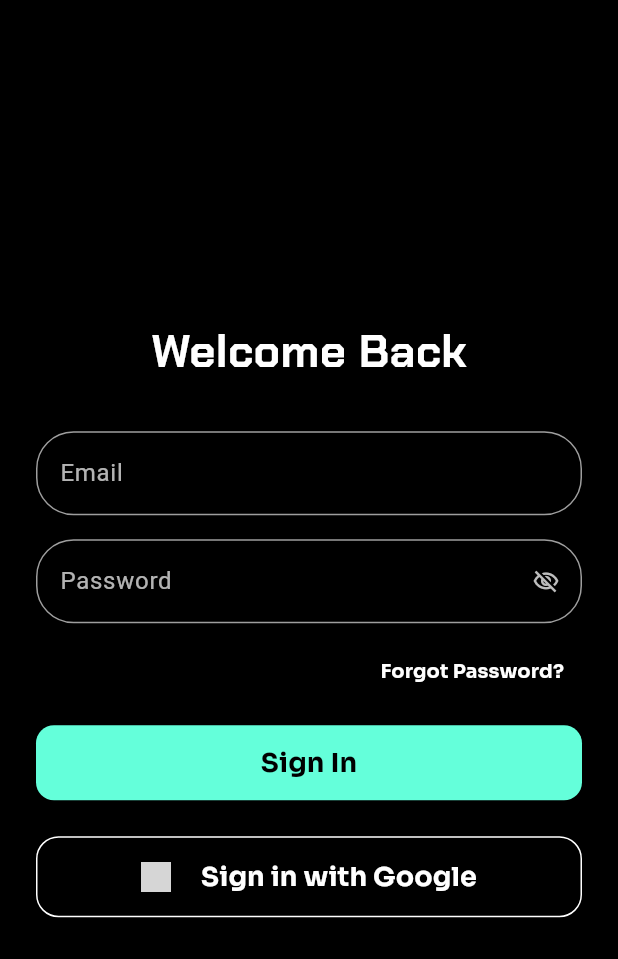
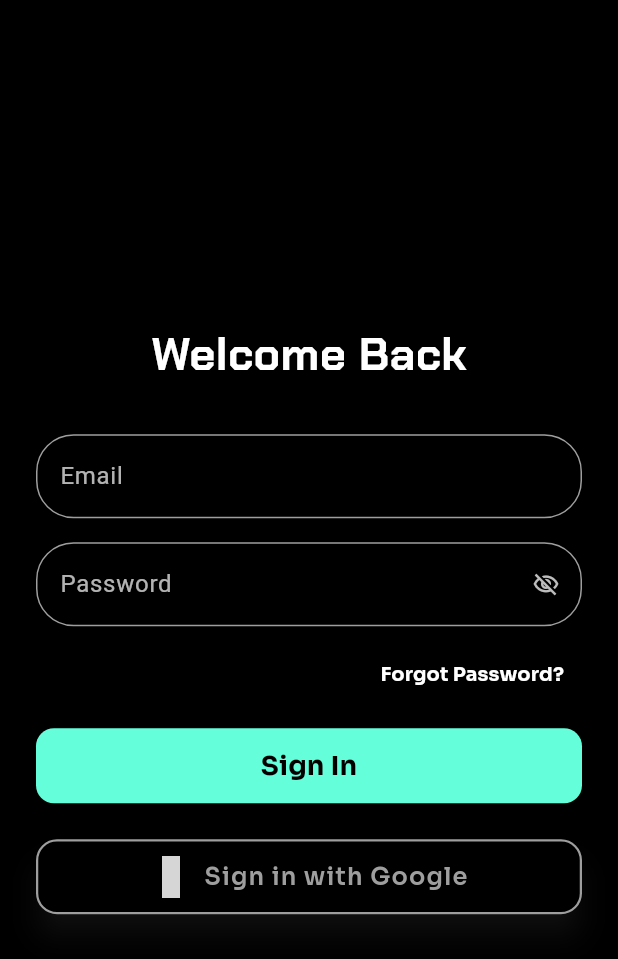
Before and after one commit to thisisarsh1/closed_network, a Flutter app: the LoginScreen screen opened directly, on a phone screen of 412 x 824 dp. Shown: the top 959 px of the screen. Run offline on Flutter 3.47's test engine with Material 3 defaults, Android fonts, the phone set to English and light mode, and no system bars; our stand-ins replace awesome_snackbar_content, bloc, firebase_auth, firebase_core, firebase_messaging, flutter_animate and 8 more; missing offline and left inert: flutter_easy_faq; accounts and stored records are empty; generated files the repository leaves out were written again; network calls fail; grey boxes are pictures that could not be loaded.

Commit message:
Changed stuff Notification Login

```diff
--- a/lib/Authentication/GoogleLogin.dart
+++ b/lib/Authentication/GoogleLogin.dart
@@ -0,0 +1,100 @@
+import 'package:flutter/material.dart';
+import 'package:google_fonts/google_fonts.dart';
+import 'package:google_sign_in/google_sign_in.dart';
+import 'package:flutter_vector_icons/flutter_vector_icons.dart';
+
+import '../Components/SnackBar.dart';
+
+class GoogleBtn extends StatefulWidget {
+  final void Function(String emailOrName) onSuccess;
+
+  const GoogleBtn({super.key, required this.onSuccess});
+
+  @override
+  State<GoogleBtn> createState() => _GoogleBtnState();
+}
+
+class _GoogleBtnState extends State<GoogleBtn> {
+  bool _isLoading = false;
+
+  Future<void> _handleSignIn() async {
+    setState(() => _isLoading = true);
+
+    final GoogleSignIn _googleSignIn = GoogleSignIn(scopes: ['email', 'profile']);
+    try {
+      final user = await _googleSignIn.signIn();
+      final name = user?.displayName;
+
+      if (user != null && name != null && name.trim().isNotEmpty) {
+        widget.onSuccess(name);
+        AwesomeSnackbar.success(
+          context,
+          'Welcome onBoard $name !!',
+          'Have a good time!',
+        );
+      } else {
+        AwesomeSnackbar.error(
+          context,
+          'User cancelled sign-in or no name found!',
+          'Please try again',
+        );
+      }
+    } catch (e) {
+      AwesomeSnackbar.error(
+        context,
+        'Google Sign-In error',
+        e.toString(),
+      );
+    } finally {
+      setState(() => _isLoading = false);
+    }
+  }
+  @override
+  Widget build(BuildContext context) {return SizedBox(
+    width: double.infinity,
+    height: 50,
+    child: ElevatedButton.icon(
+      onPressed: _isLoading ? null : _handleSignIn,
+      icon: _isLoading
+          ? const SizedBox(
+        height: 25,
+        width: 25,
+        child: CircularProgressIndicator(
+          strokeWidth: 3,
+          color: Colors.grey,
+        ),
+      )
+          : const Icon(
+        MaterialCommunityIcons.google,
+        color: Colors.grey,
+        size: 28,
+        textDirection: TextDirection.ltr,
+      ),
+      label: Text(
+        _isLoading ? 'Signing in...' : 'Sign in with Google',
+        style: GoogleFonts.sora(
+          textStyle: const TextStyle(
+            fontSize: 16,
+            fontWeight: FontWeight.w600,
+            color: Colors.grey,
+            letterSpacing: 0.8,
+          ),
+        ),
+      ),
+      style: ElevatedButton.styleFrom(
+        backgroundColor: Colors.black,
+        foregroundColor: Colors.grey,
+        elevation: 8,
+        side: const BorderSide(color: Colors.grey, width: 1.5),
+        shape: RoundedRectangleBorder(
+          borderRadius: BorderRadius.circular(14.0),
+        ),
+        shadowColor: Colors.grey.shade800,
+        padding: const EdgeInsets.symmetric(horizontal: 16),
+      ),
+    ),
+  );
+
+  }
+
+  }
--- a/lib/Data/UserData.dart
+++ b/lib/Data/UserData.dart
@@ -1,4 +1,4 @@
-import 'package:closed_network/Authentication/Email.dart';
+import 'package:closed_network/Authentication/ManualAuth.dart';
 
 import '../models/UserModel.dart';
 
@@ -8,7 +8,7 @@ final UserData user = UserData(
   bio: 'Builder @ Learno | Co-founder | Web3 Dev | Flutter & AI enthusiast',
   location: 'India',
   website: 'https://rehbarkhan.dev',
-  joinDate: DateTime(2020, 8, 1),
+  joinDate: authService.value.currentUser?.metadata.creationTime,
   following: 340,
   followers: 1120,
   profileImageUrl: 'https://randomuser.me/api/portraits/men/52.jpg',
--- a/lib/LoginScreen.dart
+++ b/lib/LoginScreen.dart
@@ -1,4 +1,5 @@
-import 'package:closed_network/Authentication/Email.dart';
+import 'package:closed_network/Authentication/GoogleLogin.dart';
+import 'package:closed_network/Authentication/ManualAuth.dart';
 import 'package:closed_network/HomeScreen.dart';
 import 'package:firebase_auth/firebase_auth.dart';
 import 'package:flutter/material.dart';
@@ -26,27 +27,31 @@ class _LoginScreenState extends State<LoginScreen> {
   }
 
   Future<void> _handleSignIn() async {
-    if (_formKey.currentState?.validate() ?? false) {
-      try{
-        await authService.value.signIn(email: _emailController.text, password: _passwordController.text);
-        AwesomeSnackbar.success(
-            context, 'Welcome back Bruv 🙌🏻 !!','Enjoy the App');
-
-         if(
-        authService.value.isLoggedIn
-        ){
-           Navigator.of(context).pushAndRemoveUntil(
-             MaterialPageRoute(builder: (_) =>  HomePage()),
-                 (route) => false,  // remove every previous route
-           );
-        }
-      }on FirebaseException catch(e){
-        AwesomeSnackbar.error(
-            context, 'Bruv Enter the correct Email and Password', 'I hope its Your Account !🧐');
-      }
-
-
-    }
+    Navigator.of(context).pushAndRemoveUntil(
+                 MaterialPageRoute(builder: (_) =>  HomePage()),
+                     (route) => false,  // remove every previous route
+               );
+    // if (_formKey.currentState?.validate() ?? false) {
+    //   try{
+    //     await authService.value.signIn(email: _emailController.text, password: _passwordController.text);
+    //     AwesomeSnackbar.success(
+    //         context, 'Welcome back Bruv 🙌🏻 !!','Enjoy the App');
+    //
+    //      if(
+    //     authService.value.isLoggedIn
+    //     ){
+    //        Navigator.of(context).pushAndRemoveUntil(
+    //          MaterialPageRoute(builder: (_) =>  HomePage()),
+    //              (route) => false,  // remove every previous route
+    //        );
+    //     }
+    //   }on FirebaseException catch(e){
+    //     AwesomeSnackbar.error(
+    //         context, 'Bruv Enter the correct Email and Password', 'I hope its Your Account !🧐');
+    //   }
+    //
+    //
+    // }
   }
 
   @override
@@ -136,14 +141,17 @@ class _LoginScreenState extends State<LoginScreen> {
                   ),
                 ),
                 const SizedBox(height: 24),
-                GoogleButton(
-                  onPressed: () {
-                    Navigator.of(context).pushAndRemoveUntil(
-                      MaterialPageRoute(builder: (_) =>  HomePage()),
-                          (route) => false,  // remove every previous route
+                GoogleBtn(
+                  onSuccess: (displayname) {
+                    AwesomeSnackbar.success(
+                      context,
+                      'Welcome onBoard $displayname !!',
+                      'Have a good time!',
                     );
+                    Navigator.push(context, MaterialPageRoute(builder: (context) {
+                      return HomePage();
+                    },));
                   },
-
                 ),
               ],
             ),
@@ -154,53 +162,7 @@ class _LoginScreenState extends State<LoginScreen> {
   }
 }
 
-class GoogleButton extends StatelessWidget {
-  final VoidCallback onPressed;
 
-  const GoogleButton({
-    required this.onPressed,
-    super.key,
-  });
-
-  @override
-  Widget build(BuildContext context) {
-    return ElevatedButton(
-      style: ElevatedButton.styleFrom(
-        foregroundColor: Colors.white,
-        backgroundColor: Colors.black,
-        side: const BorderSide(color: Colors.white), // White border
-        shape: RoundedRectangleBorder(
-          borderRadius: BorderRadius.circular(15),
-        ),
-        elevation: 2,
-        padding: const EdgeInsets.symmetric(horizontal: 16),
-        minimumSize: const Size(double.infinity, 54),
-      ),
-      onPressed: onPressed,
-      child: Row(
-        mainAxisAlignment: MainAxisAlignment.center,
-        children: [
-          Image.network(
-            "https://firebasestorage.googleapis.com/v0/b/flutterbricks-public.appspot.com/o/crypto%2Fsearch%20(2).png?alt=media&token=24a918f7-3564-4290-b7e4-08ff54b3c94c",
-            width: 20,
-          ),
-          const SizedBox(width: 20),
-          Text(
-            'Sign in with Google',
-            style: GoogleFonts.sora(
-                textStyle: TextStyle(
-                    fontSize: 18,
-                    fontWeight: FontWeight.bold,
-                    color: Colors.white
-                )
-            ),
-          ),
-        ],
-      ),
-    );
-
-  }
-}
 
 class CustomTextField extends StatelessWidget {
   final TextEditingController controller;
--- a/lib/ManualRegister.dart
+++ b/lib/ManualRegister.dart
@@ -1,4 +1,4 @@
-import 'package:closed_network/Authentication/Email.dart';
+import 'package:closed_network/Authentication/ManualAuth.dart';
 import 'package:closed_network/HomeScreen.dart';
 import 'package:firebase_auth/firebase_auth.dart';
 import 'package:flutter/material.dart';
--- a/pubspec.yaml
+++ b/pubspec.yaml
@@ -31,10 +31,12 @@ dependencies:
   url_launcher: ^6.2.5
   firebase_core: ^3.15.1
   firebase_auth: ^5.6.2
-  google_sign_in: ^6.3.0
   shared_preferences: ^2.2.2
   flutter_secure_storage: ^9.0.0
-
+  google_sign_in: ^6.1.4
+  firebase_messaging: ^15.2.9
+#  lucide_icons: ^1.0.0
+  flutter_vector_icons: ^2.0.0
 
 
 dev_dependencies:
```
Also changed, not shown: lib/CommunityDetails.dart (+49 -26 lines), lib/CommunityScreen.dart (+40 -32 lines), lib/HomeScreen.dart (+11 -2 lines), lib/Notification.dart (added, +18 -0 lines), lib/RegisterEmailScreen.dart (+11 -49 lines), lib/main.dart (+48 -31 lines), lib/Authentication/ManualAuth.dart (renamed from lib/Authentication/Email.dart), pubspec.lock, 10 other files.
